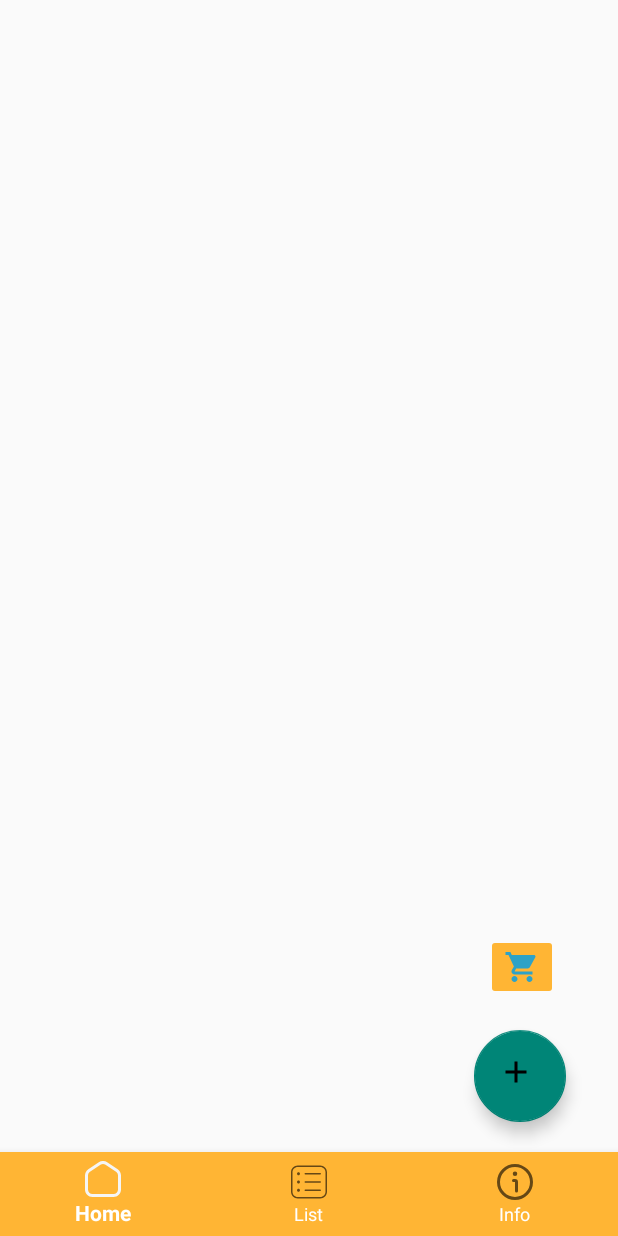
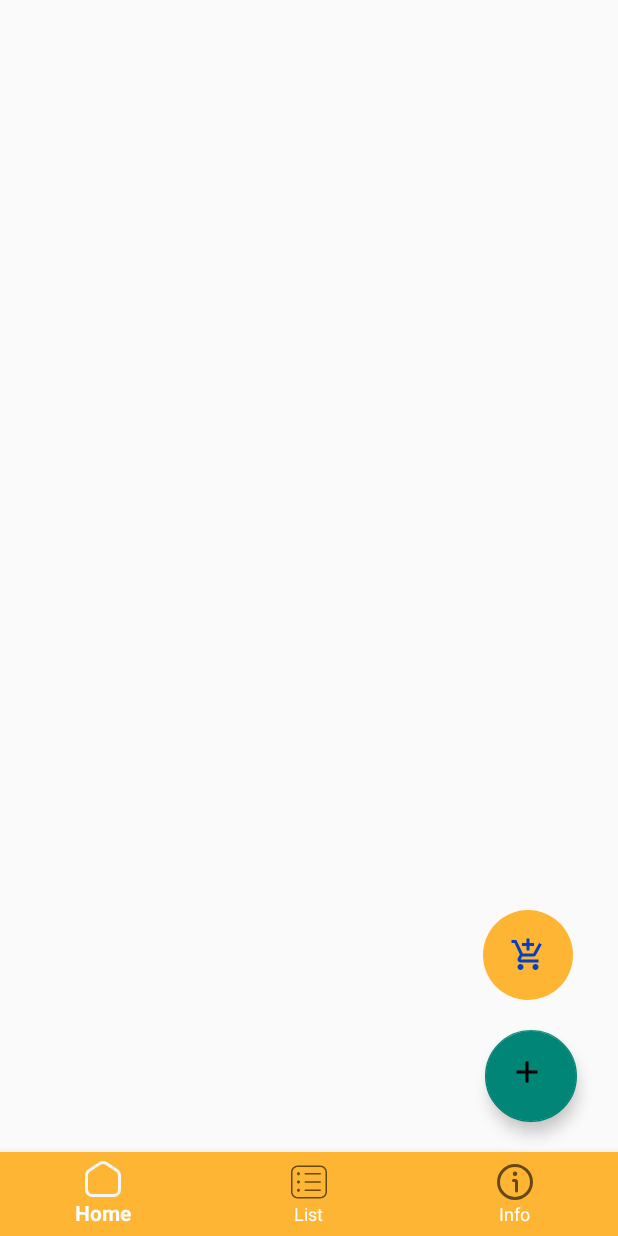
Before and after one commit to IT21224348/Suitcase-mobile-app, an Android app: the ItemList_page screen opened directly, with no data from a screen before it, on a phone screen of 412 x 824 dp. Run offline under Robolectric (Android 15) with nearby library versions, the phone set to English and light mode, and no system bars; our stand-ins replace Firebase (no records; nobody signed in at launch, a user with empty details on screens opened directly); Roboto replaces fonts that are not available here.

Commit message:
change circled buttons

```diff
--- /dev/null
+++ b/app/src/main/res/drawable/baseline_add_shopping_cart_24.xml
@@ -0,0 +1,5 @@
+<vector android:height="24dp" android:tint="#0440C1"
+    android:viewportHeight="24" android:viewportWidth="24"
+    android:width="24dp" xmlns:android="http://schemas.android.com/apk/res/android">
+    <path android:fillColor="@android:color/white" android:pathData="M11,9h2L13,6h3L16,4h-3L13,1h-2v3L8,4v2h3v3zM7,18c-1.1,0 -1.99,0.9 -1.99,2S5.9,22 7,22s2,-0.9 2,-2 -0.9,-2 -2,-2zM17,18c-1.1,0 -1.99,0.9 -1.99,2s0.89,2 1.99,2 2,-0.9 2,-2 -0.9,-2 -2,-2zM7.17,14.75l0.03,-0.12 0.9,-1.63h7.45c0.75,0 1.41,-0.41 1.75,-1.03l3.86,-7.01L19.42,4h-0.01l-1.1,2 -2.76,5L8.53,11l-0.13,-0.27L6.16,6l-0.95,-2 -0.94,-2L1,2v2h2l3.6,7.59 -1.35,2.45c-0.16,0.28 -0.25,0.61 -0.25,0.96 0,1.1 0.9,2 2,2h12v-2L7.42,15c-0.13,0 -0.25,-0.11 -0.25,-0.25z"/>
+</vector>
--- /dev/null
+++ b/app/src/main/res/drawable/yellow_filled_circle.xml
@@ -0,0 +1,7 @@
+<?xml version="1.0" encoding="utf-8"?>
+<shape xmlns:android="http://schemas.android.com/apk/res/android"
+    android:shape="oval">
+
+    <solid android:color="@color/dark_yellow" />
+
+</shape>
--- a/app/src/main/res/layout/activity_item_list_page.xml
+++ b/app/src/main/res/layout/activity_item_list_page.xml
@@ -23,7 +23,6 @@
         android:layout_height="61dp"
         android:layout_marginBottom="20dp"
         android:clickable="true"
-        android:layout_marginEnd="8dp"
         app:layout_constraintBottom_toTopOf="@id/bottomNavigationView"
         app:layout_constraintEnd_toEndOf="parent"
         app:layout_constraintHorizontal_bias="0.922"
@@ -32,14 +31,15 @@
 
     <ImageButton
         android:id="@+id/itemlist_purchased_btn"
-        android:layout_width="wrap_content"
-        android:layout_height="wrap_content"
-        android:layout_marginEnd="40dp"
+        android:layout_width="60dp"
+        android:layout_height="60dp"
+        android:layout_marginEnd="30dp"
         android:layout_marginBottom="20dp"
         app:layout_constraintBottom_toTopOf="@id/add_item_btn"
         app:layout_constraintEnd_toEndOf="parent"
-        android:backgroundTint="@color/dark_yellow"
-        app:srcCompat="@drawable/baseline_shopping_cart_24" />
+        android:outlineSpotShadowColor="@color/dark_grey"
+        android:background="@drawable/yellow_filled_circle"
+        app:srcCompat="@drawable/baseline_add_shopping_cart_24" />
 
     <com.google.android.material.bottomnavigation.BottomNavigationView
         android:id="@+id/bottomNavigationView"
```
